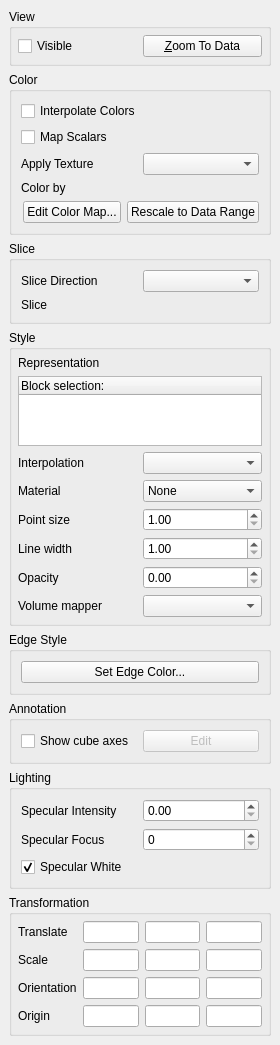
This is Qt/Components/Resources/UI/pqDisplayProxyEditor.ui in wildmichael/ParaView3-enhancements-old as Qt 5 draws it before an edit. The edited form follows.
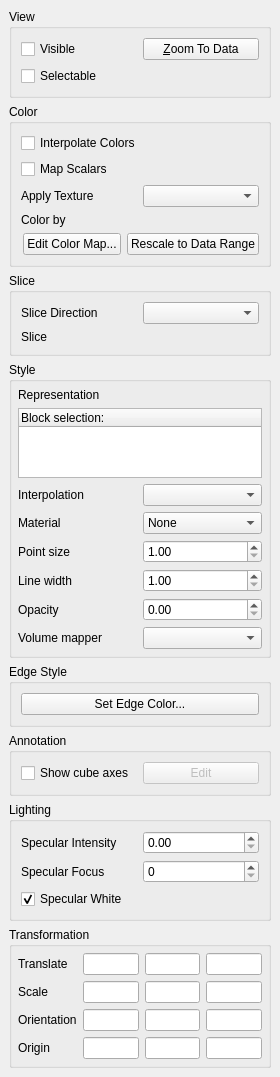
This is the edited form. Custom widgets are drawn as their Qt base class.

Commit message: ENH: Fixed BUG #4134. Added "Selectable" checkbox to the display tab which controls is the prop is selectable.

The edit to the form file:
```diff
--- a/Qt/Components/Resources/UI/pqDisplayProxyEditor.ui
+++ b/Qt/Components/Resources/UI/pqDisplayProxyEditor.ui
@@ -33,23 +33,8 @@
      <property name="title" >
       <string>View</string>
      </property>
-     <layout class="QHBoxLayout" >
-      <property name="spacing" >
-       <number>6</number>
-      </property>
-      <property name="leftMargin" >
-       <number>6</number>
-      </property>
-      <property name="topMargin" >
-       <number>6</number>
-      </property>
-      <property name="rightMargin" >
-       <number>6</number>
-      </property>
-      <property name="bottomMargin" >
-       <number>6</number>
-      </property>
-      <item>
+     <layout class="QGridLayout" >
+      <item row="0" column="0" >
        <widget class="QCheckBox" name="ViewData" >
         <property name="toolTip" >
          <string>&lt;html>&lt;head>&lt;meta name="qrichtext" content="1" />&lt;/head>&lt;body style=" white-space: pre-wrap; font-family:Sans Serif; font-size:9pt; font-weight:400; font-style:normal; text-decoration:none;">&lt;p style=" margin-top:0px; margin-bottom:0px; margin-left:0px; margin-right:0px; -qt-block-indent:0; text-indent:0px;">Toggle visibility of this dataset's geometry.&lt;/p>&lt;/body>&lt;/html></string>
@@ -59,7 +44,7 @@
         </property>
        </widget>
       </item>
-      <item>
+      <item row="0" column="1" >
        <widget class="QPushButton" name="ViewZoomToData" >
         <property name="enabled" >
          <bool>true</bool>
@@ -72,6 +57,16 @@
         </property>
        </widget>
       </item>
+      <item row="1" column="0" colspan="2" >
+       <widget class="QCheckBox" name="Selectable" >
+        <property name="toolTip" >
+         <string>&lt;html>Toggle the selectablity of the object. Only selectable objects can be selected using the selection mechanisms&lt;/html></string>
+        </property>
+        <property name="text" >
+         <string>Selectable</string>
+        </property>
+       </widget>
+      </item>
      </layout>
     </widget>
    </item>
```
The commit also changes 2 other files.
